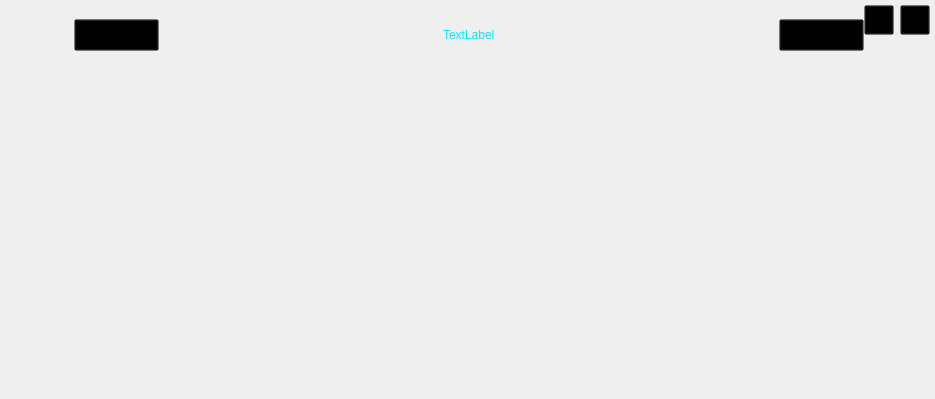
The window that DisplayTool/QFixSecondPage.ui (mayunyong/ScreenShowTool) describes before a commit, drawn with Qt 5.
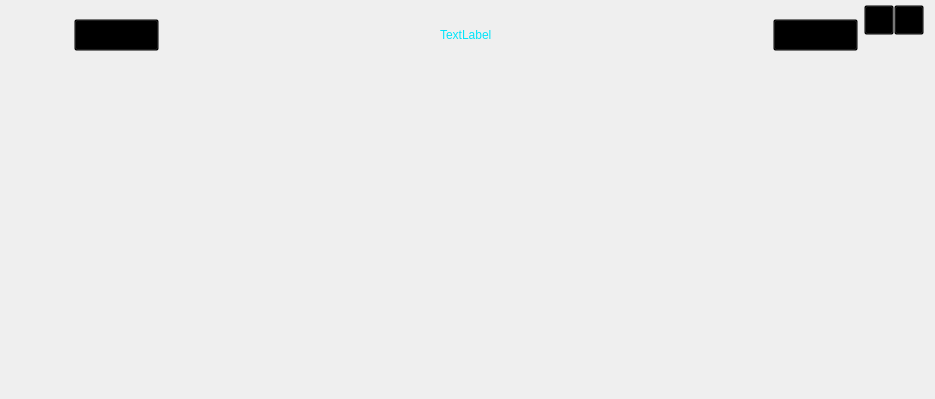
The same window after the commit. Icons and pictures are not drawn. Custom widgets are drawn as their Qt base class.

Commit message: 修改界面

Diff of the .ui file:
```diff
--- a/DisplayTool/QFixSecondPage.ui
+++ b/DisplayTool/QFixSecondPage.ui
@@ -189,32 +189,6 @@
      <property name="leftMargin">
       <number>0</number>
      </property>
-     <item row="1" column="0">
-      <widget class="QToolButton" name="toolButton_3">
-       <property name="minimumSize">
-        <size>
-         <width>30</width>
-         <height>30</height>
-        </size>
-       </property>
-       <property name="styleSheet">
-        <string notr="true">QToolButton
-{
-backGround:transparent;
-}
-QToolButton:hover
-{
-backGround:transparent;
-background-image: url(:/DisplayTool/24_m_n.png);
-	background-color: rgb(255, 85, 0);
-}
-</string>
-       </property>
-       <property name="text">
-        <string/>
-       </property>
-      </widget>
-     </item>
      <item row="3" column="0">
       <spacer name="verticalSpacer_3">
        <property name="orientation">
@@ -231,33 +205,7 @@
        </property>
       </spacer>
      </item>
-     <item row="1" column="1">
-      <widget class="QToolButton" name="tBtn_Close">
-       <property name="minimumSize">
-        <size>
-         <width>30</width>
-         <height>30</height>
-        </size>
-       </property>
-       <property name="styleSheet">
-        <string notr="true">QToolButton
-{
-backGround:transparent;
-}
-QToolButton:hover
-{
-backGround:transparent;
-background-image: url(:/DisplayTool/24_c_z.png);
-	background-color: rgb(255, 85, 0);
-}
-</string>
-       </property>
-       <property name="text">
-        <string/>
-       </property>
-      </widget>
-     </item>
-     <item row="2" column="0" colspan="2">
+     <item row="2" column="0" colspan="3">
       <spacer name="verticalSpacer_2">
        <property name="orientation">
         <enum>Qt::Vertical</enum>
@@ -273,6 +221,68 @@
        </property>
       </spacer>
      </item>
+     <item row="1" column="1">
+      <layout class="QHBoxLayout" name="horizontalLayout_2">
+       <property name="spacing">
+        <number>0</number>
+       </property>
+       <property name="leftMargin">
+        <number>0</number>
+       </property>
+       <item>
+        <widget class="QToolButton" name="toolButton_3">
+         <property name="minimumSize">
+          <size>
+           <width>30</width>
+           <height>30</height>
+          </size>
+         </property>
+         <property name="styleSheet">
+          <string notr="true">QToolButton
+{
+backGround:transparent;
+}
+QToolButton:hover
+{
+backGround:transparent;
+background-image: url(:/DisplayTool/24_m_n.png);
+	background-color: rgb(255, 85, 0);
+}
+</string>
+         </property>
+         <property name="text">
+          <string/>
+         </property>
+        </widget>
+       </item>
+       <item>
+        <widget class="QToolButton" name="tBtn_Close">
+         <property name="minimumSize">
+          <size>
+           <width>30</width>
+           <height>30</height>
+          </size>
+         </property>
+         <property name="styleSheet">
+          <string notr="true">QToolButton
+{
+backGround:transparent;
+}
+QToolButton:hover
+{
+backGround:transparent;
+background-image: url(:/DisplayTool/24_c_z.png);
+	background-color: rgb(255, 85, 0);
+}
+</string>
+         </property>
+         <property name="text">
+          <string/>
+         </property>
+        </widget>
+       </item>
+      </layout>
+     </item>
     </layout>
    </item>
    <item row="1" column="0">
```
The commit also changes 5 other files.
